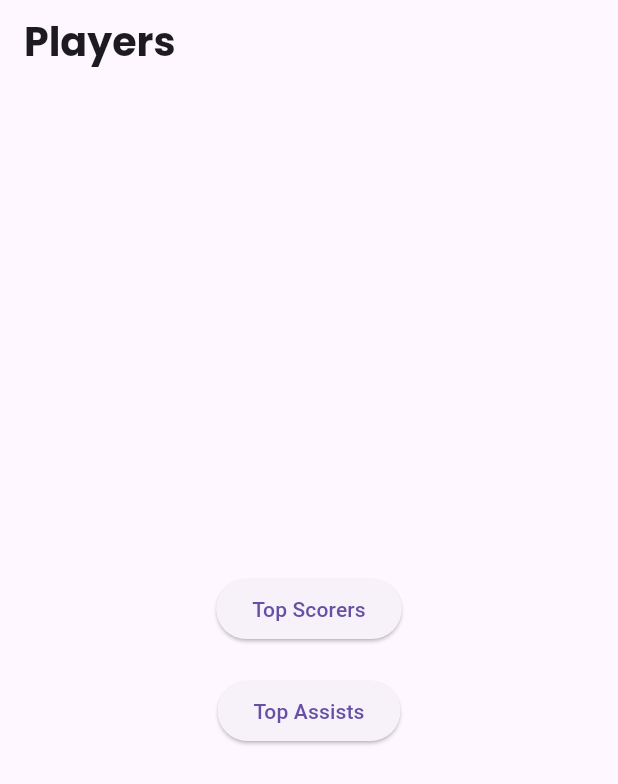
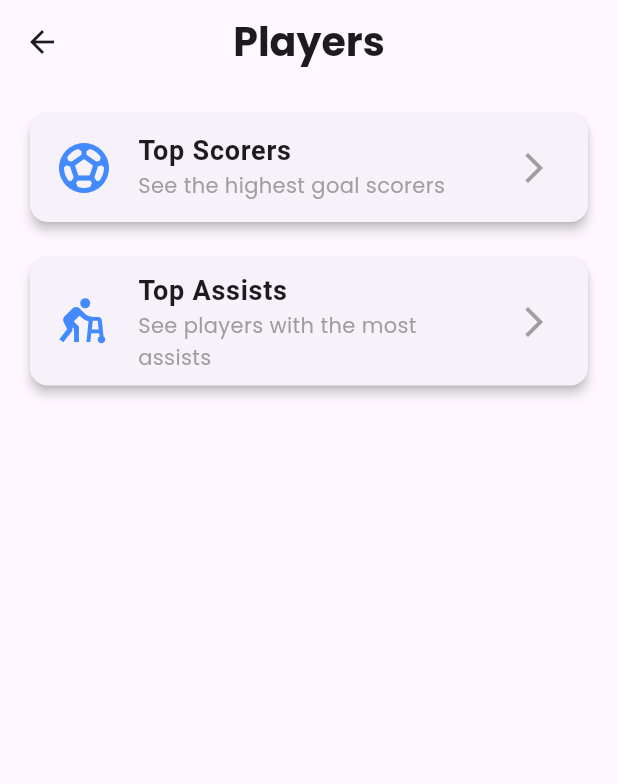
Before and after one commit to AaqilSh/SportSphereApp, a Flutter app: the PlayersScreen screen opened directly, on a phone screen of 412 x 824 dp. Shown: the top 784 px of the screen. Run offline on Flutter 3.47's test engine with Material 3 defaults, Android fonts, the light colour scheme and no system bars; our stand-ins replace flutter_local_notifications, flutter_screenutil, font_awesome_flutter.

Commit message:
Redesinged players screen

```diff
--- a/sportsphere/lib/screens/player_screen.dart
+++ b/sportsphere/lib/screens/player_screen.dart
@@ -11,34 +11,53 @@ class PlayersScreen extends StatelessWidget {
     return Scaffold(
       appBar: AppBar(
         title: Text("Players"),
-        automaticallyImplyLeading: false,
+        centerTitle: true,
       ),
-      body: Center(
-        child: Column(
-          mainAxisAlignment: MainAxisAlignment.center,
+      body: Padding(
+        padding: EdgeInsets.all(16),
+        child: ListView(
           children: [
-            ElevatedButton(
-              onPressed: () {
-                Navigator.push(
-                    context,
-                    MaterialPageRoute(
-                        builder: (context) => TopScorersScreen()));
-              },
-              child: Text("Top Scorers"),
+            _buildPlayerCategoryCard(
+              context,
+              title: "Top Scorers",
+              subtitle: "See the highest goal scorers",
+              icon: Icons.sports_soccer,
+              screen: TopScorersScreen(),
             ),
-            SizedBox(height: 20),
-            ElevatedButton(
-              onPressed: () {
-                Navigator.push(
-                    context,
-                    MaterialPageRoute(
-                        builder: (context) => TopAssistsScreen()));
-              },
-              child: Text("Top Assists"),
+            SizedBox(height: 16),
+            _buildPlayerCategoryCard(
+              context,
+              title: "Top Assists",
+              subtitle: "See players with the most assists",
+              icon: Icons.assist_walker,
+              screen: TopAssistsScreen(),
             ),
           ],
         ),
       ),
     );
   }
+
+  Widget _buildPlayerCategoryCard(BuildContext context,
+      {required String title,
+      required String subtitle,
+      required IconData icon,
+      required Widget screen}) {
+    return Card(
+      elevation: 3,
+      shape: RoundedRectangleBorder(borderRadius: BorderRadius.circular(12)),
+      child: ListTile(
+        leading: Icon(icon, size: 40, color: Colors.blueAccent),
+        title: Text(title,
+            style: TextStyle(fontSize: 18, fontWeight: FontWeight.bold)),
+        subtitle:
+            Text(subtitle, style: TextStyle(fontSize: 14, color: Colors.grey)),
+        trailing: Icon(Icons.arrow_forward_ios, color: Colors.grey),
+        onTap: () {
+          Navigator.push(
+              context, MaterialPageRoute(builder: (context) => screen));
+        },
+      ),
+    );
+  }
 }
```
Also changed, not shown: sportsphere/lib/screens/team_info_screen.dart (+89 -24 lines).
